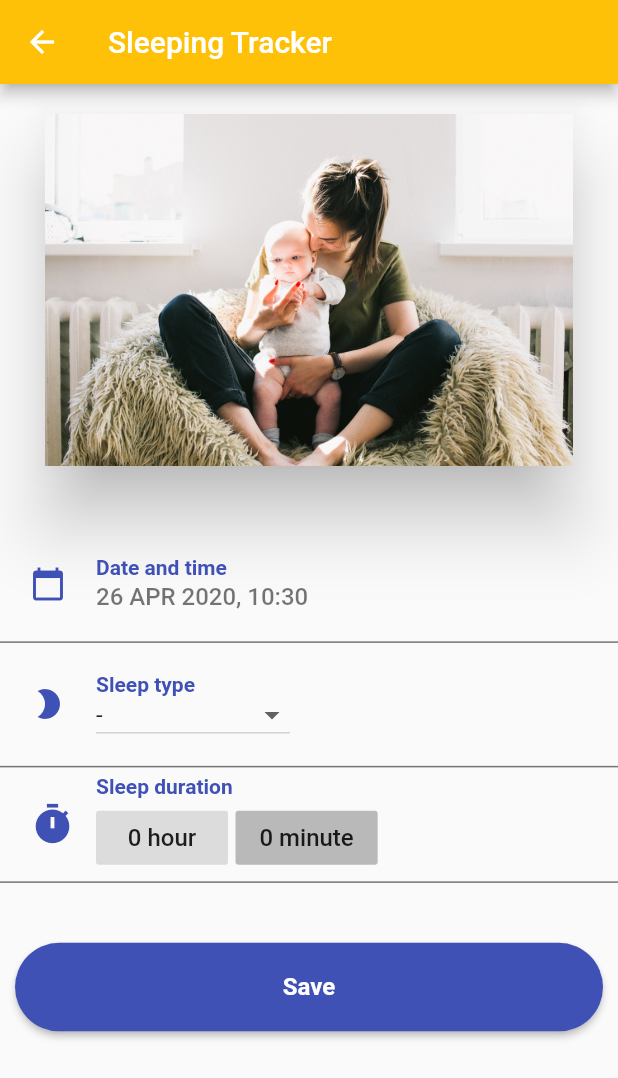
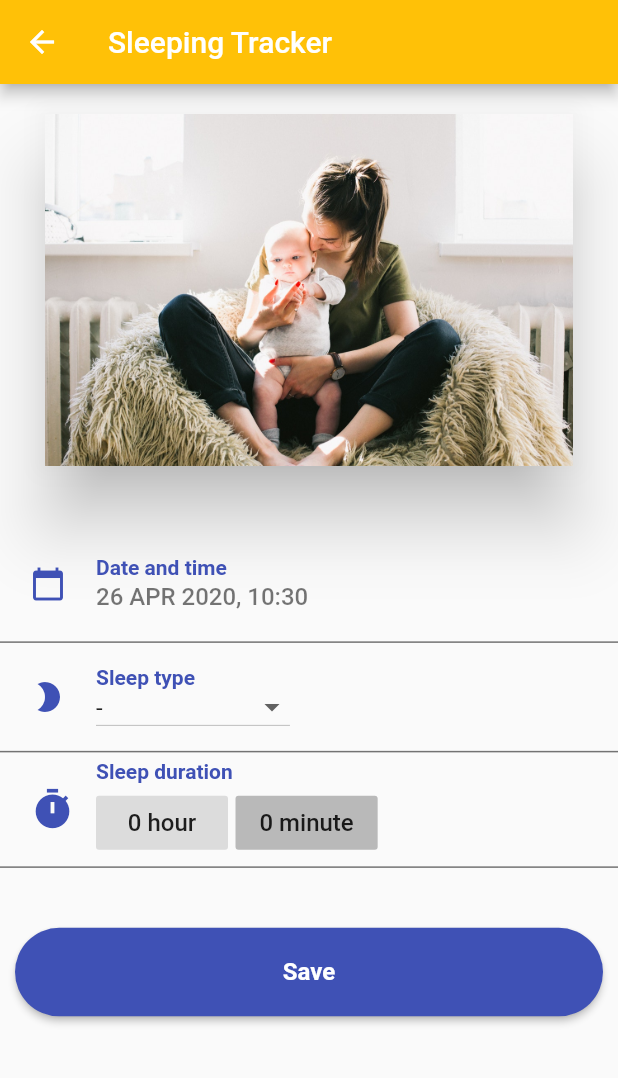
Before and after one commit to lewandowski-jan/SleepTracker, a Flutter app: the screen it shows after launch, after a tap on "Add new sleeping record", on a phone screen of 412 x 824 dp. Shown: the top 1078 px of the screen. Run offline on Flutter 3.47's test engine with Material 2 defaults, Android fonts, the phone set to English and light mode, and no system bars; our stand-ins replace numberpicker.

Commit message:
fixed secondpage ui sizing

```diff
--- a/lib/pages/secondpage.dart
+++ b/lib/pages/secondpage.dart
@@ -131,7 +131,7 @@ class _SecondPageState extends State<SecondPage> {
                   bottom: BorderSide(color: Colors.black54),
                 ),
               ),
-              padding: const EdgeInsets.all(20.0),
+              padding: const EdgeInsets.only(left: 20.0, right: 20.0, top: 15.0, bottom: 15.0),
               child: Row(
                 children: <Widget>[
                   Icon(Icons.brightness_2, color: Colors.indigo),
```
